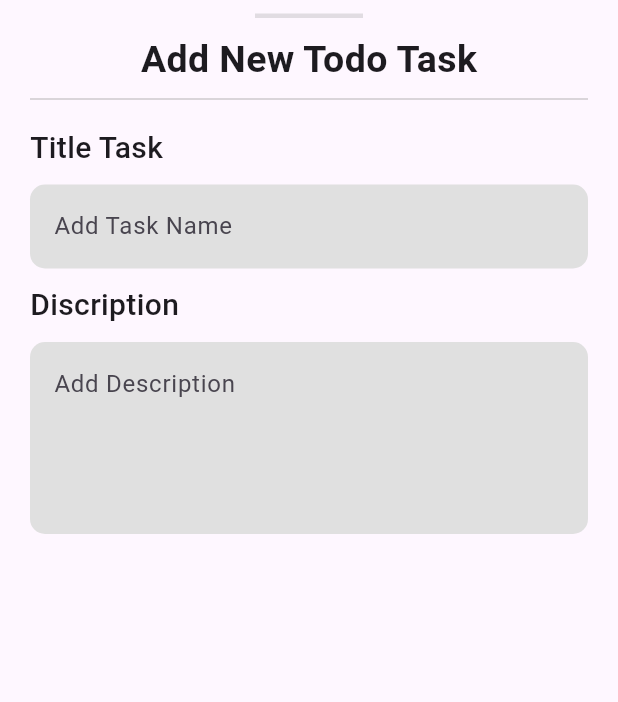
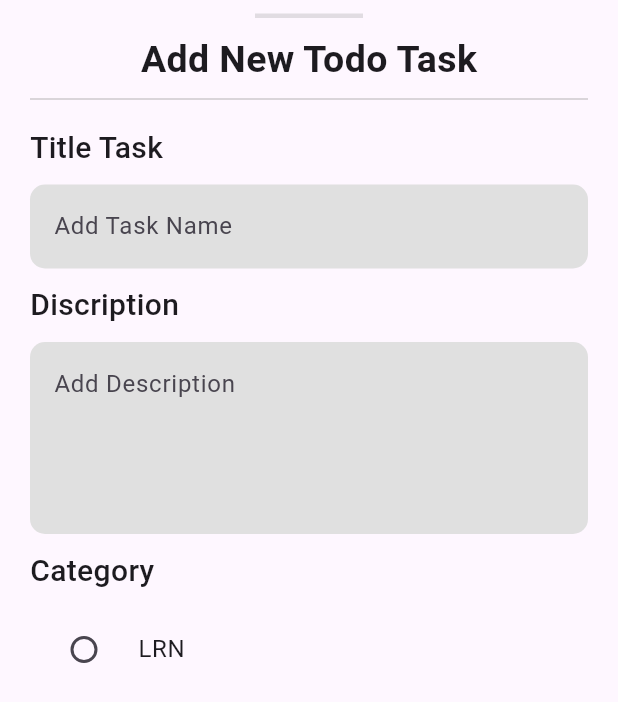
Before and after one commit to moha-shiine/Todo-List, a Flutter app: the CardBottomsheet widget shown alone on an empty page, opened directly, on a phone screen of 412 x 824 dp. Shown: the top 702 px of the screen. Run offline on Flutter 3.47's test engine with Material 3 defaults, Android fonts, the phone set to English and light mode, and no system bars; our stand-ins replace firebase_auth, firebase_core, flutter_iconly, gap; accounts and stored records are empty.

```diff
--- a/lib/Home.dart
+++ b/lib/Home.dart
@@ -131,13 +131,19 @@ class cardwidget extends StatelessWidget {
   }
 }
 
-class CardBottomsheet extends StatelessWidget {
+class CardBottomsheet extends StatefulWidget {
   const CardBottomsheet({
     super.key,
   });
 
   @override
+  State<CardBottomsheet> createState() => _CardBottomsheetState();
+}
+
+class _CardBottomsheetState extends State<CardBottomsheet> {
+  @override
   Widget build(BuildContext context) {
+    String? selectedValue;
     return Container(
       height: MediaQuery.of(context).size.height * 0.70,
       decoration: const BoxDecoration(
@@ -216,6 +222,26 @@ class CardBottomsheet extends StatelessWidget {
                   filled: true,
                   hintText: "Add Description"),
             ),
+            Gap(10),
+            const Text(
+              "Category",
+              style: TextStyle(fontSize: 20, fontWeight: FontWeight.w500),
+            ),
+            const Gap(
+              10,
+            ),
+            Material(
+              child: RadioListTile(
+                title: Text("LRN"),
+                value: "LRN",
+                onChanged: (String? value) {
+                  setState(() {
+                    selectedValue = value;
+                  });
+                },
+                groupValue: selectedValue,
+              ),
+            )
           ],
         ),
       ),
```
